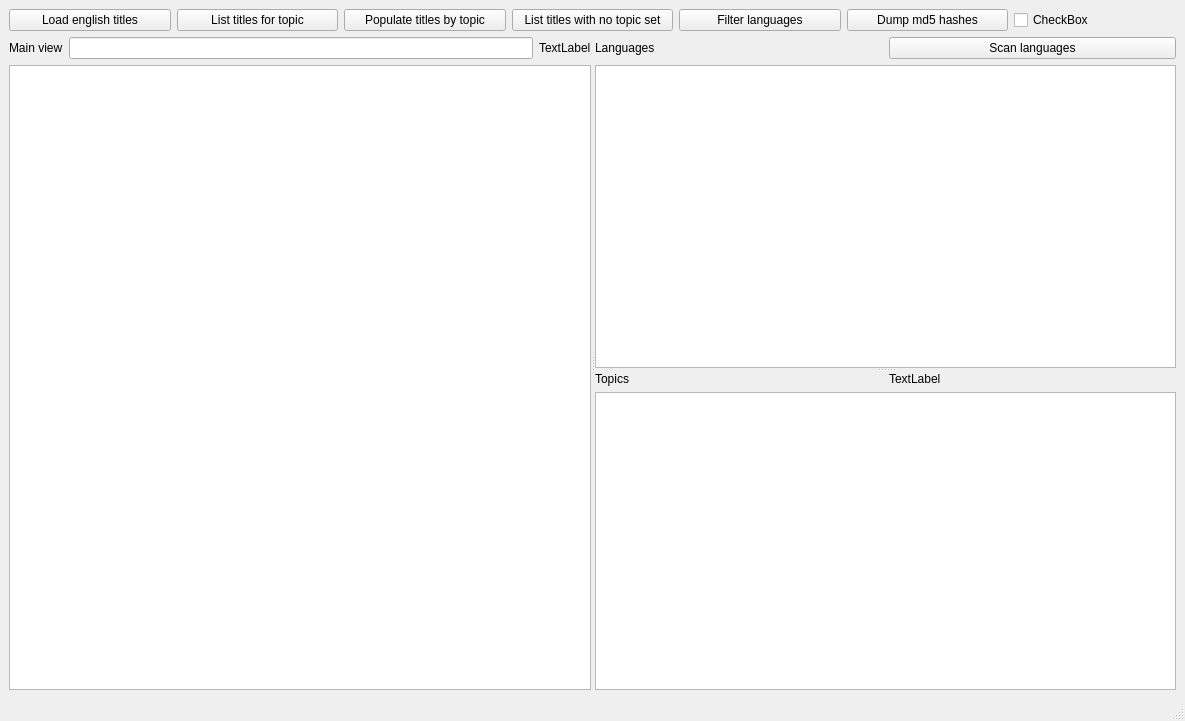
Old version of the form mainwindow.ui in the repository stoyan-shopov/qlg.
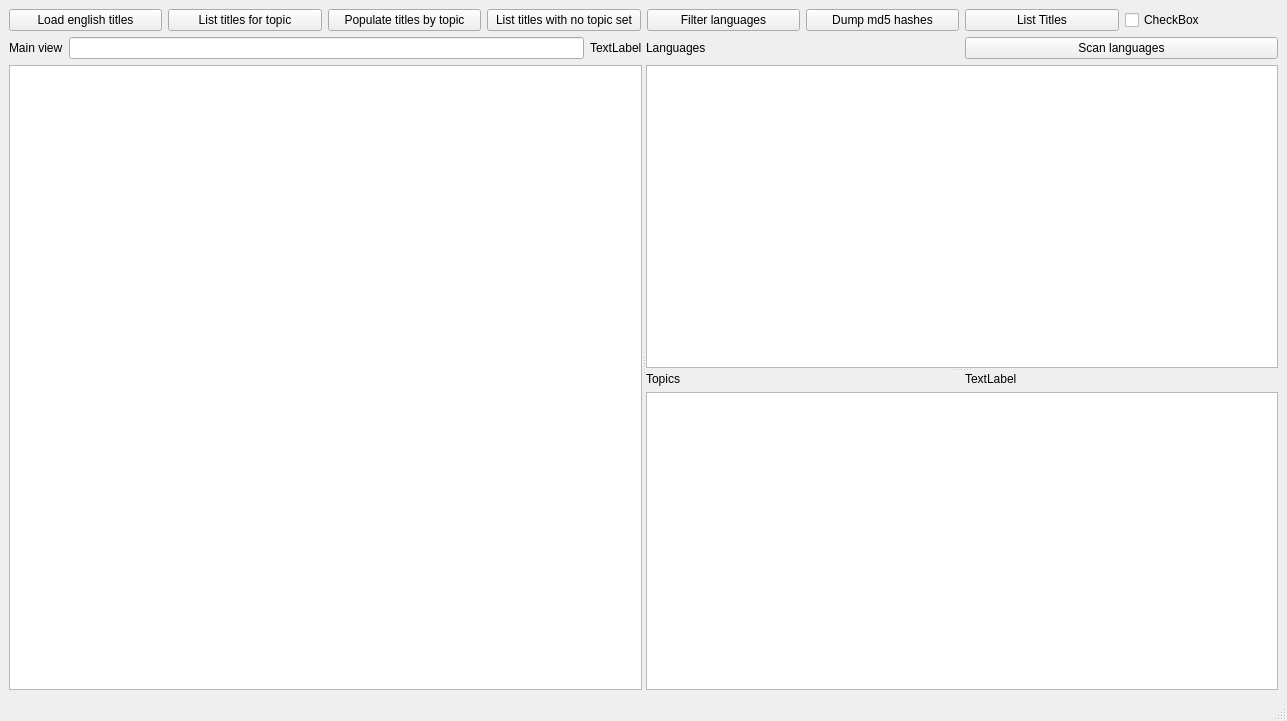
New version of the form.

Patch:
```diff
--- a/mainwindow.ui
+++ b/mainwindow.ui
@@ -6,7 +6,7 @@
    <rect>
     <x>0</x>
     <y>0</y>
-    <width>1185</width>
+    <width>1287</width>
     <height>721</height>
    </rect>
   </property>
@@ -63,6 +63,13 @@
         </property>
        </widget>
       </item>
+      <item>
+       <widget class="QPushButton" name="pushButtonListTitles">
+        <property name="text">
+         <string>List Titles</string>
+        </property>
+       </widget>
+      </item>
       <item>
        <widget class="QCheckBox" name="checkBox">
         <property name="text">
```
Left out of the diff: 7 changed lines with no effect on the pictures.
